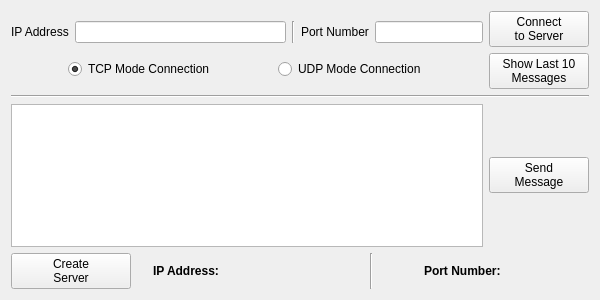
The window that code/mainwindow.ui (tm9k1/qt_networking) describes before a commit, drawn with Qt 5.
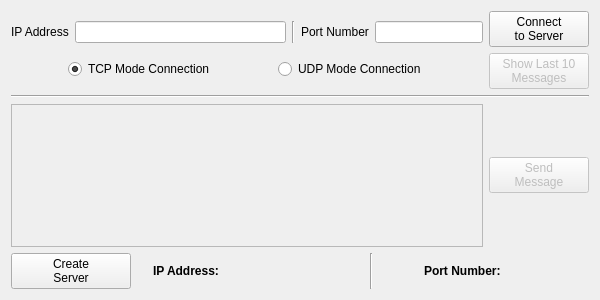
The same window after the commit.

```diff
--- a/code/mainwindow.ui
+++ b/code/mainwindow.ui
@@ -159,10 +159,16 @@
                <string>Connect 
 to Server</string>
               </property>
+              <property name="checkable">
+               <bool>true</bool>
+              </property>
              </widget>
             </item>
             <item>
              <widget class="QPushButton" name="showMessagesPushButton">
+              <property name="enabled">
+               <bool>false</bool>
+              </property>
               <property name="sizePolicy">
                <sizepolicy hsizetype="Fixed" vsizetype="Fixed">
                 <horstretch>0</horstretch>
@@ -200,6 +206,9 @@
          <layout class="QHBoxLayout" name="messageHorizontalLayout">
           <item>
            <widget class="QTextEdit" name="messageTextEdit">
+            <property name="enabled">
+             <bool>false</bool>
+            </property>
             <property name="sizePolicy">
              <sizepolicy hsizetype="Expanding" vsizetype="Expanding">
               <horstretch>0</horstretch>
@@ -216,6 +225,9 @@
           </item>
           <item>
            <widget class="QPushButton" name="sendMessagePushButton">
+            <property name="enabled">
+             <bool>false</bool>
+            </property>
             <property name="sizePolicy">
              <sizepolicy hsizetype="Fixed" vsizetype="Fixed">
               <horstretch>0</horstretch>
```
